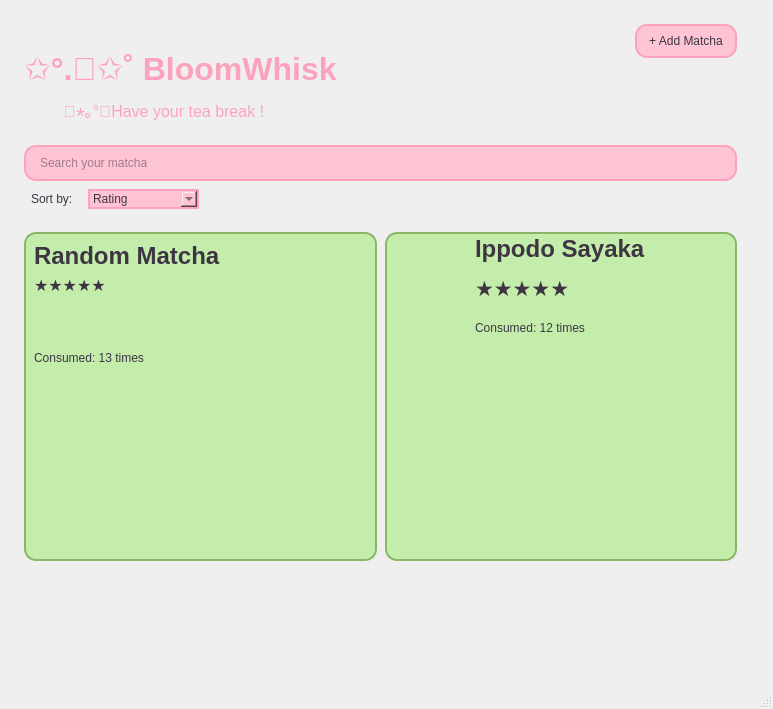
Old version of the form BloomWhisk/mainwindow.ui in the repository LuciaYSeApago/cpp-bloom-whisk.
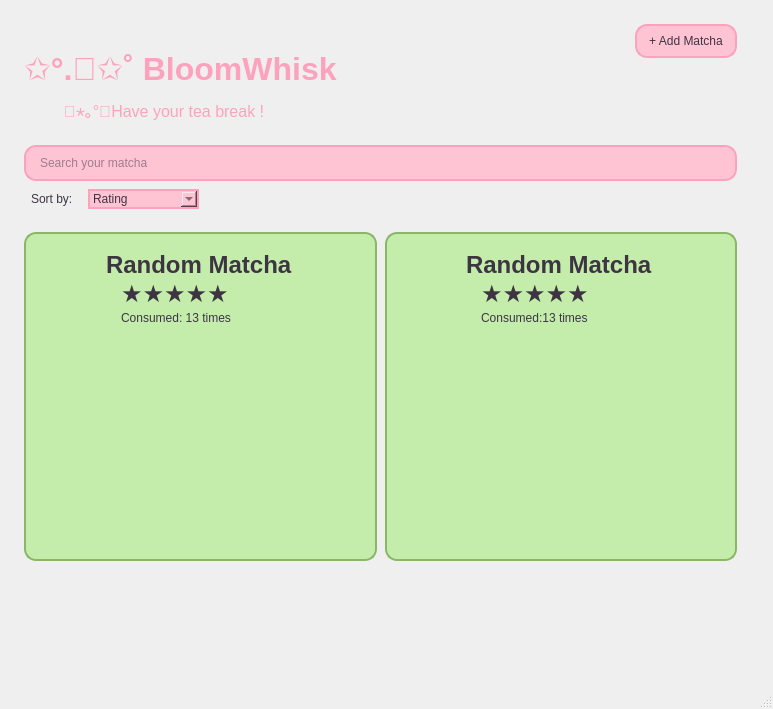
New version of the form.

Commit message: 🎨 Do final UI design

The edit to the form file:
```diff
--- a/BloomWhisk/mainwindow.ui
+++ b/BloomWhisk/mainwindow.ui
@@ -377,9 +377,9 @@
      <item>
       <layout class="QHBoxLayout" name="CardsLayout">
        <item>
-        <widget class="QFrame" name="matchaCard2">
+        <widget class="QFrame" name="matchaCard1">
          <property name="sizePolicy">
-          <sizepolicy hsizetype="Preferred" vsizetype="Preferred">
+          <sizepolicy hsizetype="Preferred" vsizetype="Expanding">
            <horstretch>0</horstretch>
            <verstretch>30</verstretch>
           </sizepolicy>
@@ -398,92 +398,223 @@
          <property name="frameShadow">
           <enum>QFrame::Shadow::Raised</enum>
          </property>
-         <widget class="QWidget" name="verticalLayoutWidget_4">
+         <widget class="QWidget" name="horizontalLayoutWidget_5">
           <property name="geometry">
            <rect>
-            <x>10</x>
-            <y>10</y>
-            <width>279</width>
-            <height>172</height>
+            <x>0</x>
+            <y>9</y>
+            <width>351</width>
+            <height>149</height>
            </rect>
           </property>
-          <layout class="QVBoxLayout" name="matchaLayout2">
+          <layout class="QHBoxLayout" name="horizontalMatchaMargins1">
+           <property name="spacing">
+            <number>0</number>
+           </property>
            <item>
-            <widget class="QLabel" name="matchaLabel2">
-             <property name="sizePolicy">
-              <sizepolicy hsizetype="Preferred" vsizetype="Fixed">
-               <horstretch>0</horstretch>
-               <verstretch>0</verstretch>
-              </sizepolicy>
+            <spacer name="leftMatchaMargin1">
+             <property name="orientation">
+              <enum>Qt::Orientation::Horizontal</enum>
              </property>
-             <property name="font">
-              <font>
-               <pointsize>18</pointsize>
-               <bold>true</bold>
-              </font>
+             <property name="sizeType">
+              <enum>QSizePolicy::Policy::Expanding</enum>
              </property>
-             <property name="styleSheet">
-              <string notr="true">QLabel{
+             <property name="sizeHint" stdset="0">
+              <size>
+               <width>10</width>
+               <height>20</height>
+              </size>
+             </property>
+            </spacer>
+           </item>
+           <item>
+            <layout class="QVBoxLayout" name="matchaLayout1">
+             <property name="spacing">
+              <number>0</number>
+             </property>
+             <item>
+              <spacer name="topMatchaMargin1">
+               <property name="orientation">
+                <enum>Qt::Orientation::Vertical</enum>
+               </property>
+               <property name="sizeType">
+                <enum>QSizePolicy::Policy::Fixed</enum>
+               </property>
+               <property name="sizeHint" stdset="0">
+                <size>
+                 <width>20</width>
+                 <height>10</height>
+                </size>
+               </property>
+              </spacer>
+             </item>
+             <item>
+              <widget class="QLabel" name="matchaLabel1">
+               <property name="sizePolicy">
+                <sizepolicy hsizetype="Preferred" vsizetype="Fixed">
+                 <horstretch>0</horstretch>
+                 <verstretch>0</verstretch>
+                </sizepolicy>
+               </property>
+               <property name="font">
+                <font>
+                 <pointsize>18</pointsize>
+                 <bold>true</bold>
+                </font>
+               </property>
+               <property name="styleSheet">
+                <string notr="true">QLabel{
 	background-color: none;
     color: #3D3542;
     border:none;
     border-radius: 12px;
 }</string>
-             </property>
-             <property name="text">
-              <string>Random Matcha</string>
-             </property>
-            </widget>
-           </item>
-           <item>
-            <widget class="QLabel" name="ratingLabel2">
-             <property name="sizePolicy">
-              <sizepolicy hsizetype="Preferred" vsizetype="Fixed">
-               <horstretch>0</horstretch>
-               <verstretch>0</verstretch>
-              </sizepolicy>
-             </property>
-             <property name="font">
-              <font>
-               <pointsize>12</pointsize>
-              </font>
-             </property>
-             <property name="styleSheet">
-              <string notr="true">QLabel{
+               </property>
+               <property name="text">
+                <string>Random Matcha</string>
+               </property>
+              </widget>
+             </item>
+             <item>
+              <layout class="QHBoxLayout" name="ratingLayout1">
+               <property name="spacing">
+                <number>0</number>
+               </property>
+               <item>
+                <spacer name="leftRatingMargin1">
+                 <property name="orientation">
+                  <enum>Qt::Orientation::Horizontal</enum>
+                 </property>
+                 <property name="sizeType">
+                  <enum>QSizePolicy::Policy::Fixed</enum>
+                 </property>
+                 <property name="sizeHint" stdset="0">
+                  <size>
+                   <width>15</width>
+                   <height>20</height>
+                  </size>
+                 </property>
+                </spacer>
+               </item>
+               <item>
+                <widget class="QLabel" name="ratingLabel1">
+                 <property name="sizePolicy">
+                  <sizepolicy hsizetype="Preferred" vsizetype="Fixed">
+                   <horstretch>0</horstretch>
+                   <verstretch>0</verstretch>
+                  </sizepolicy>
+                 </property>
+                 <property name="font">
+                  <font>
+                   <pointsize>18</pointsize>
+                  </font>
+                 </property>
+                 <property name="styleSheet">
+                  <string notr="true">QLabel{
 	background-color: none;
     color: #3D3542;
     border:none;
     border-radius: 12px;
 }</string>
-             </property>
-             <property name="text">
-              <string>★★★★★</string>
-             </property>
-            </widget>
-           </item>
-           <item>
-            <widget class="QLabel" name="consumedLabel2">
-             <property name="styleSheet">
-              <string notr="true">QLabel{
+                 </property>
+                 <property name="text">
+                  <string>★★★★★</string>
+                 </property>
+                </widget>
+               </item>
+              </layout>
+             </item>
+             <item>
+              <layout class="QHBoxLayout" name="consumedLayout1">
+               <property name="spacing">
+                <number>0</number>
+               </property>
+               <item>
+                <spacer name="leftConsumedMargin1">
+                 <property name="orientation">
+                  <enum>Qt::Orientation::Horizontal</enum>
+                 </property>
+                 <property name="sizeType">
+                  <enum>QSizePolicy::Policy::Fixed</enum>
+                 </property>
+                 <property name="sizeHint" stdset="0">
+                  <size>
+                   <width>15</width>
+                   <height>20</height>
+                  </size>
+                 </property>
+                </spacer>
+               </item>
+               <item>
+                <widget class="QLabel" name="consumedLabel1">
+                 <property name="sizePolicy">
+                  <sizepolicy hsizetype="Preferred" vsizetype="Preferred">
+                   <horstretch>0</horstretch>
+                   <verstretch>0</verstretch>
+                  </sizepolicy>
+                 </property>
+                 <property name="font">
+                  <font>
+                   <pointsize>9</pointsize>
+                  </font>
+                 </property>
+                 <property name="styleSheet">
+                  <string notr="true">QLabel{
 	background-color: none;
     color: #3D3542;
     border:none;
     border-radius: 12px;
 }</string>
+                 </property>
+                 <property name="text">
+                  <string>Consumed: 13 times</string>
+                 </property>
+                </widget>
+               </item>
+              </layout>
+             </item>
+             <item>
+              <spacer name="bottomMatchaMargin1">
+               <property name="orientation">
+                <enum>Qt::Orientation::Vertical</enum>
+               </property>
+               <property name="sizeType">
+                <enum>QSizePolicy::Policy::Expanding</enum>
+               </property>
+               <property name="sizeHint" stdset="0">
+                <size>
+                 <width>20</width>
+                 <height>20</height>
+                </size>
+               </property>
+              </spacer>
+             </item>
+            </layout>
+           </item>
+           <item>
+            <spacer name="rightMatchaMargin1">
+             <property name="orientation">
+              <enum>Qt::Orientation::Horizontal</enum>
              </property>
-             <property name="text">
-              <string>Consumed: 13 times</string>
+             <property name="sizeType">
+              <enum>QSizePolicy::Policy::Expanding</enum>
              </property>
-            </widget>
+             <property name="sizeHint" stdset="0">
+              <size>
+               <width>10</width>
+               <height>20</height>
+              </size>
+             </property>
+            </spacer>
            </item>
           </layout>
          </widget>
         </widget>
        </item>
        <item>
-        <widget class="QFrame" name="matchaCard">
+        <widget class="QFrame" name="matchaCard2">
          <property name="sizePolicy">
-          <sizepolicy hsizetype="Preferred" vsizetype="Preferred">
+          <sizepolicy hsizetype="Preferred" vsizetype="Expanding">
            <horstretch>0</horstretch>
            <verstretch>30</verstretch>
           </sizepolicy>
@@ -502,72 +633,184 @@
          <property name="frameShadow">
           <enum>QFrame::Shadow::Raised</enum>
          </property>
-         <widget class="QWidget" name="verticalLayoutWidget_2">
+         <widget class="QWidget" name="horizontalLayoutWidget_8">
           <property name="geometry">
            <rect>
-            <x>90</x>
-            <y>0</y>
-            <width>211</width>
-            <height>112</height>
+            <x>-1</x>
+            <y>9</y>
+            <width>351</width>
+            <height>151</height>
            </rect>
           </property>
-          <layout class="QVBoxLayout" name="matchaLayout">
+          <layout class="QHBoxLayout" name="horizontalMatchaMargins2">
            <item>
-            <widget class="QLabel" name="matchaNameLabel">
-             <property name="font">
-              <font>
-               <pointsize>18</pointsize>
-               <bold>true</bold>
-              </font>
+            <spacer name="leftMatchaMargin2">
+             <property name="orientation">
+              <enum>Qt::Orientation::Horizontal</enum>
              </property>
-             <property name="styleSheet">
-              <string notr="true">QLabel{
+             <property name="sizeHint" stdset="0">
+              <size>
+               <width>10</width>
+               <height>20</height>
+              </size>
+             </property>
+            </spacer>
+           </item>
+           <item>
+            <layout class="QVBoxLayout" name="matchaLayout2">
+             <property name="spacing">
+              <number>0</number>
+             </property>
+             <item>
+              <spacer name="topMatchaMargin">
+               <property name="orientation">
+                <enum>Qt::Orientation::Vertical</enum>
+               </property>
+               <property name="sizeType">
+                <enum>QSizePolicy::Policy::Fixed</enum>
+               </property>
+               <property name="sizeHint" stdset="0">
+                <size>
+                 <width>20</width>
+                 <height>10</height>
+                </size>
+               </property>
+              </spacer>
+             </item>
+             <item>
+              <widget class="QLabel" name="matchaLabel2">
+               <property name="sizePolicy">
+                <sizepolicy hsizetype="Preferred" vsizetype="Fixed">
+                 <horstretch>0</horstretch>
+                 <verstretch>0</verstretch>
+                </sizepolicy>
+               </property>
+               <property name="font">
+                <font>
+                 <pointsize>18</pointsize>
+                 <bold>true</bold>
+                </font>
+               </property>
+               <property name="styleSheet">
+                <string notr="true">QLabel{
 	background-color: none;
     color: #3D3542;
     border:none;
     border-radius: 12px;
 }</string>
-             </property>
-             <property name="text">
-              <string>Ippodo Sayaka</string>
-             </property>
-            </widget>
-           </item>
-           <item>
-            <widget class="QLabel" name="ratingLabel">
-             <property name="font">
-              <font>
-               <pointsize>16</pointsize>
-              </font>
-             </property>
-             <property name="styleSheet">
-              <string notr="true">QLabel{
+               </property>
+               <property name="text">
+                <string>Random Matcha</string>
+               </property>
+              </widget>
+             </item>
+             <item>
+              <layout class="QHBoxLayout" name="ratingLayout2">
+               <item>
+                <spacer name="leftRatingMargin2">
+                 <property name="orientation">
+                  <enum>Qt::Orientation::Horizontal</enum>
+                 </property>
+                 <property name="sizeType">
+                  <enum>QSizePolicy::Policy::Fixed</enum>
+                 </property>
+                 <property name="sizeHint" stdset="0">
+                  <size>
+                   <width>15</width>
+                   <height>20</height>
+                  </size>
+                 </property>
+                </spacer>
+               </item>
+               <item>
+                <widget class="QLabel" name="label_3">
+                 <property name="font">
+                  <font>
+                   <pointsize>18</pointsize>
+                  </font>
+                 </property>
+                 <property name="styleSheet">
+                  <string notr="true">QLabel{
 	background-color: none;
     color: #3D3542;
     border:none;
     border-radius: 12px;
 }</string>
-             </property>
-             <property name="text">
-              <string>★★★★★</string>
-             </property>
-            </widget>
-           </item>
-           <item>
-            <widget class="QLabel" name="consumedLabel">
-             <property name="styleSheet">
-              <string notr="true">QLabel{
+                 </property>
+                 <property name="text">
+                  <string>★★★★★</string>
+                 </property>
+                </widget>
+               </item>
+              </layout>
+             </item>
+             <item>
+              <layout class="QHBoxLayout" name="consumedLayout">
+               <item>
+                <spacer name="leftConsumedMargin">
+                 <property name="orientation">
+                  <enum>Qt::Orientation::Horizontal</enum>
+                 </property>
+                 <property name="sizeType">
+                  <enum>QSizePolicy::Policy::Fixed</enum>
+                 </property>
+                 <property name="sizeHint" stdset="0">
+                  <size>
+                   <width>15</width>
+                   <height>20</height>
+                  </size>
+                 </property>
+                </spacer>
+               </item>
+               <item>
+                <widget class="QLabel" name="consumedLabel">
+                 <property name="font">
+                  <font>
+                   <pointsize>9</pointsize>
+                  </font>
+                 </property>
+                 <property name="styleSheet">
+                  <string notr="true">QLabel{
 	background-color: none;
     color: #3D3542;
     border:none;
     border-radius: 12px;
-}
-</string>
+}</string>
+                 </property>
+                 <property name="text">
+                  <string>Consumed:13 times</string>
+                 </property>
+                </widget>
+               </item>
+              </layout>
+             </item>
+             <item>
+              <spacer name="bottomMatchaMargin2">
+               <property name="orientation">
+                <enum>Qt::Orientation::Vertical</enum>
+               </property>
+               <property name="sizeHint" stdset="0">
+                <size>
+                 <width>20</width>
+                 <height>40</height>
+                </size>
+               </property>
+              </spacer>
+             </item>
+            </layout>
+           </item>
+           <item>
+            <spacer name="rightMatchaMargin2">
+             <property name="orientation">
+              <enum>Qt::Orientation::Horizontal</enum>
              </property>
-             <property name="text">
-              <string>Consumed: 12 times</string>
+             <property name="sizeHint" stdset="0">
+              <size>
+               <width>10</width>
+               <height>20</height>
+              </size>
              </property>
-            </widget>
+            </spacer>
            </item>
           </layout>
          </widget>
```
Left out of the diff: 6 changed lines with no effect on the pictures.
